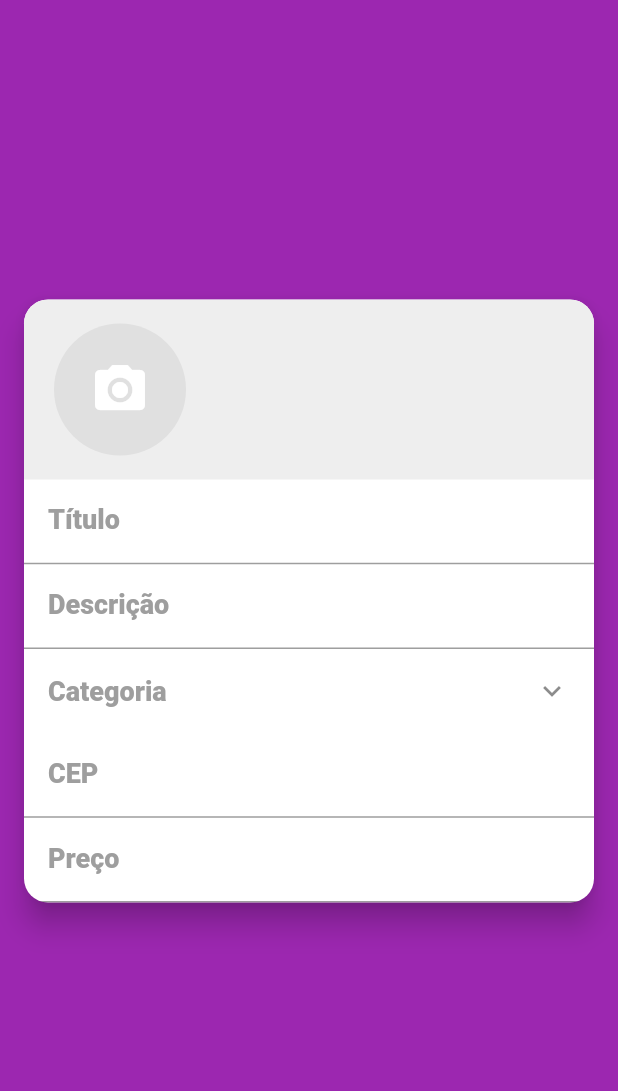
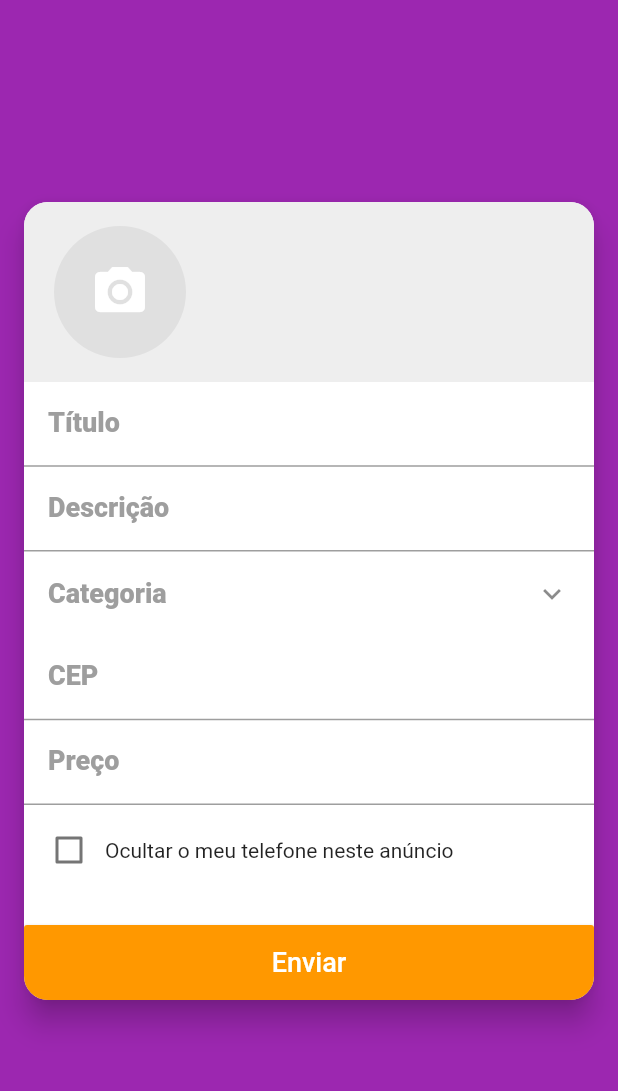
Before and after one commit to ClodoaldoRibeiro/xlo_app, a Flutter app: the screen it shows after launch, swiped to page 2, on a phone screen of 412 x 824 dp, the part 59-1150 px from its top. Run offline on Flutter 3.47's test engine with Material 2 defaults, Android fonts, the phone set to English and light mode, and no system bars; our stand-ins replace brasil_fields, dio, flutter_mobx, get_it, image_cropper, image_picker and 3 more; accounts and stored records are empty; generated files the repository leaves out were written again; network calls fail; statements that could not run were skipped.

Commit message:
Adicionar botão de enviar

```diff
--- a/lib/screens/inseriranucio/components/hide_phone_field.dart
+++ b/lib/screens/inseriranucio/components/hide_phone_field.dart
@@ -3,7 +3,7 @@ import 'package:flutter_mobx/flutter_mobx.dart';
 import 'package:xlo_app/stores/inserir_anucio_store.dart';
 
 class HidePhoneField extends StatelessWidget {
-  HidePhoneField(this.anucioStore);
+  HidePhoneField({@required this.anucioStore});
 
   final InserirAnucioStore anucioStore;
 
--- a/lib/screens/inseriranucio/inserir_anucio_screen.dart
+++ b/lib/screens/inseriranucio/inserir_anucio_screen.dart
@@ -6,6 +6,7 @@ import 'package:xlo_app/screens/widgets/xlo_drawer.dart';
 import 'package:xlo_app/stores/inserir_anucio_store.dart';
 
 import 'components/cep_field.dart';
+import 'components/hide_phone_field.dart';
 import 'components/images_field.dart';
 
 class InserirAnucioScreen extends StatelessWidget {
@@ -77,6 +78,24 @@ class InserirAnucioScreen extends StatelessWidget {
                     RealInputFormatter(centavos: true),
                   ],
                 ),
+                HidePhoneField(
+                  anucioStore: _anucioStore,
+                ),
+                SizedBox(height: 20,),
+                SizedBox(
+                  height: 50,
+                  child: RaisedButton(
+                    child: Text(
+                      'Enviar',
+                      style: TextStyle(fontSize: 18),
+                    ),
+                    textColor: Colors.white,
+                    color: Colors.orange,
+                    disabledColor: Colors.orange.withAlpha(120),
+                    materialTapTargetSize: MaterialTapTargetSize.shrinkWrap,
+                    onPressed: () {},
+                  ),
+                ),
               ],
             ),
           ),
```
